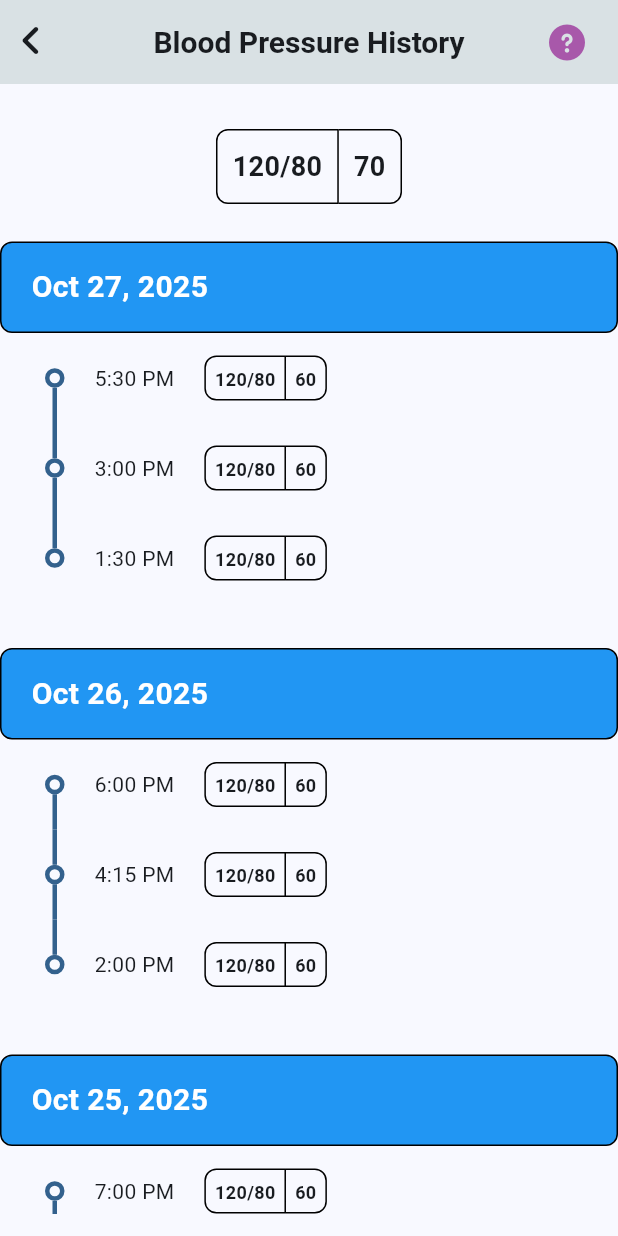
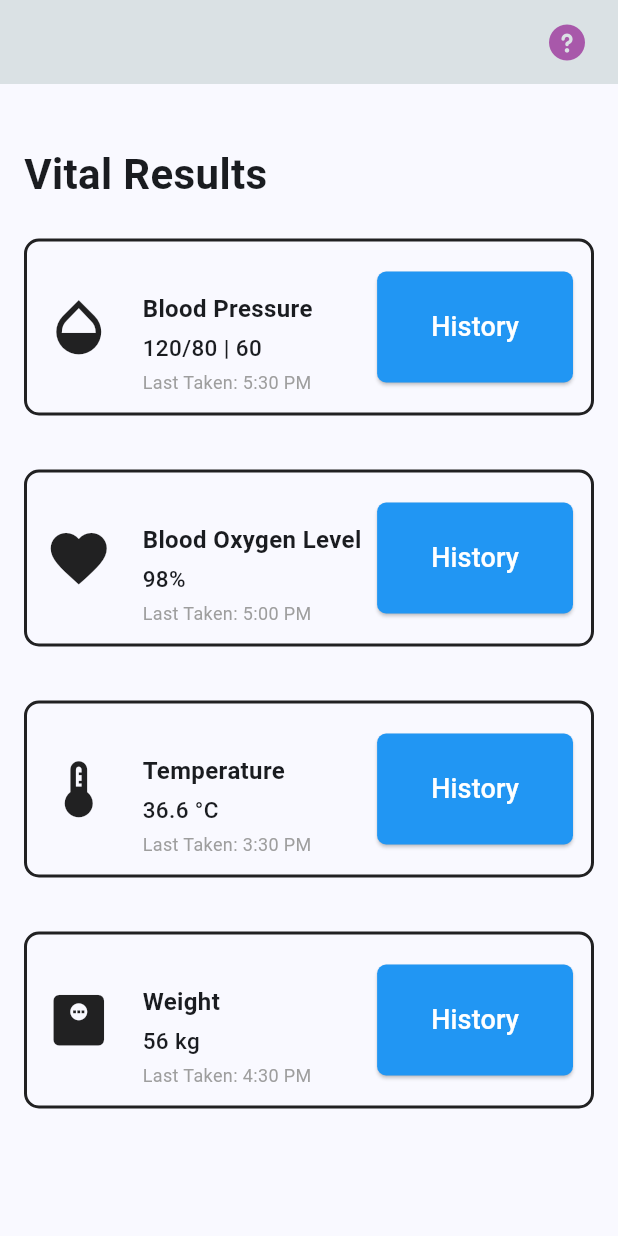
Before and after one commit to Yuzhiping00/flutter_hospital_at_home_practice, a Flutter app: the screen it shows after launch, on a phone screen of 412 x 824 dp. Run offline on Flutter 3.47's test engine with Material 3 defaults, Android fonts, the light colour scheme and no system bars; drawn by our look-alikes of timeline_tile; our stand-ins replace font_awesome_flutter.

Commit message:
Created Vital Results page without bottom navigation bar yet, and navigate to next page after clicking History button

```diff
--- a/lib/blood_pressure_result_date.dart
+++ b/lib/blood_pressure_result_date.dart
@@ -7,7 +7,12 @@ class BloodPressureResultDate extends StatelessWidget {
   Widget build(BuildContext context) {
     return Container(
       decoration: BoxDecoration(
-        color: Colors.blue, // Background color of the container
+        color: Color.fromRGBO(
+          43,
+          120,
+          228,
+          1,
+        ), // Background color of the container
         border: Border.all(
           color: Colors.black, // Color of the border
           width: 1.0, // Width of the border
--- a/lib/custom_app_bar.dart
+++ b/lib/custom_app_bar.dart
@@ -15,10 +15,10 @@ class CustomAppBar extends StatelessWidget implements PreferredSizeWidget {
         style: TextStyle(fontSize: 20, fontWeight: FontWeight.bold),
       ),
       centerTitle: true,
-      leading: Padding(
-        padding: const EdgeInsets.all(15.0),
-        child: FaIcon(FontAwesomeIcons.angleLeft),
-      ),
+      // leading: Padding(
+      //   padding: const EdgeInsets.all(15.0),
+      //   child: FaIcon(FontAwesomeIcons.angleLeft),
+      // ),
       actions: <Widget>[
         Padding(
           padding: const EdgeInsets.only(right: 10),
--- a/lib/main.dart
+++ b/lib/main.dart
@@ -1,6 +1,5 @@
 import 'package:flutter/material.dart';
-import 'custom_app_bar.dart';
-import 'blood_pressure_all_results.dart';
+import 'vital_results_page.dart';
 
 void main() {
   runApp(const MyApp());
@@ -16,39 +15,11 @@ class MyApp extends StatelessWidget {
       debugShowCheckedModeBanner: false,
       theme: ThemeData(
         colorScheme: ColorScheme.fromSeed(
-          seedColor: Colors.lightBlueAccent.shade700,
+          seedColor: Color.fromRGBO(43, 120, 228, 1),
         ),
       ),
-      home: VitalHistory(appBarTitle: 'Blood Pressure History'),
+      // home: VitalHistory(appBarTitle: 'Blood Pressure History'),
+      home: VitalResultsPage(appBarTitle: '', pageTitle: "Vital Results"),
     );
   }
 }
-
-// title is duplicated -> fix it later
-class VitalHistory extends StatelessWidget {
-  final String appBarTitle;
-  final List<Map<String, dynamic>> bloodPressureData = [
-    {
-      "date": "Oct 27, 2025",
-      "times": ["5:30 PM", "3:00 PM", "1:30 PM"],
-    },
-    {
-      "date": "Oct 26, 2025",
-      "times": ["6:00 PM", "4:15 PM", "2:00 PM"],
-    },
-    {
-      "date": "Oct 25, 2025",
-      "times": ["7:00 PM", "5:00 PM"],
-    },
-  ];
-
-  VitalHistory({super.key, required this.appBarTitle});
-
-  @override
-  Widget build(BuildContext context) {
-    return Scaffold(
-      appBar: CustomAppBar(appBarTitle: appBarTitle),
-      body: BloodPressureAllResults(bloodPressureData: bloodPressureData),
-    );
-  }
-}
--- /dev/null
+++ b/lib/vital_history.dart
@@ -0,0 +1,31 @@
+import 'package:flutter/material.dart';
+import 'custom_app_bar.dart';
+import 'blood_pressure_all_results.dart';
+
+class VitalHistory extends StatelessWidget {
+  final String appBarTitle;
+  final List<Map<String, dynamic>> bloodPressureData = [
+    {
+      "date": "Oct 27, 2025",
+      "times": ["5:30 PM", "3:00 PM", "1:30 PM"],
+    },
+    {
+      "date": "Oct 26, 2025",
+      "times": ["6:00 PM", "4:15 PM", "2:00 PM"],
+    },
+    {
+      "date": "Oct 25, 2025",
+      "times": ["7:00 PM", "5:00 PM"],
+    },
+  ];
+
+  VitalHistory({super.key, required this.appBarTitle});
+
+  @override
+  Widget build(BuildContext context) {
+    return Scaffold(
+      appBar: CustomAppBar(appBarTitle: appBarTitle),
+      body: BloodPressureAllResults(bloodPressureData: bloodPressureData),
+    );
+  }
+}
--- /dev/null
+++ b/lib/vital_result_card.dart
@@ -0,0 +1,89 @@
+import 'package:flutter/material.dart';
+
+class VitalResultCard extends StatelessWidget {
+  final IconData icon;
+  final String title;
+  final String value;
+  final String lastTaken;
+  final VoidCallback onHistoryTap;
+  const VitalResultCard({
+    super.key,
+    required this.icon,
+    required this.title,
+    required this.value,
+    required this.lastTaken,
+    required this.onHistoryTap,
+  });
+  @override
+  Widget build(BuildContext context) {
+    return Container(
+      margin: const EdgeInsets.symmetric(horizontal: 16, vertical: 8),
+      decoration: BoxDecoration(
+        border: Border.all(color: Colors.black87, width: 2),
+        borderRadius: BorderRadius.circular(10),
+      ),
+      child: Padding(
+        padding: const EdgeInsets.all(12),
+        child: Row(
+          mainAxisAlignment: MainAxisAlignment.spaceBetween,
+          crossAxisAlignment: CrossAxisAlignment.center,
+          children: [
+            // Left: Icon + Title/Values/LastTaken
+            Row(
+              crossAxisAlignment: CrossAxisAlignment.center,
+              children: [
+                Icon(icon, size: 45, color: Colors.black87),
+                const SizedBox(width: 20),
+                Column(
+                  crossAxisAlignment: CrossAxisAlignment.start,
+                  mainAxisAlignment: MainAxisAlignment.center,
+                  children: [
+                    Text(""),
+                    Text(
+                      title,
+                      style: const TextStyle(
+                        fontSize: 16,
+                        fontWeight: FontWeight.bold,
+                      ),
+                    ),
+                    const SizedBox(height: 4),
+                    Text(
+                      value,
+                      style: const TextStyle(
+                        fontSize: 15,
+                        fontWeight: FontWeight.w500,
+                      ),
+                    ),
+                    const SizedBox(height: 4),
+                    Text(
+                      'Last Taken: $lastTaken',
+                      style: const TextStyle(fontSize: 12, color: Colors.grey),
+                    ),
+                  ],
+                ),
+              ],
+            ),
+            // Right: History button
+            ElevatedButton(
+              onPressed: onHistoryTap,
+              style: ElevatedButton.styleFrom(
+                backgroundColor: Colors.blue,
+                padding: const EdgeInsets.symmetric(
+                  horizontal: 36,
+                  vertical: 24,
+                ),
+                shape: RoundedRectangleBorder(
+                  borderRadius: BorderRadius.circular(6),
+                ),
+              ),
+              child: const Text(
+                'History',
+                style: TextStyle(color: Colors.white, fontSize: 18),
+              ),
+            ),
+          ],
+        ),
+      ),
+    );
+  }
+}
--- /dev/null
+++ b/lib/vital_results_page.dart
@@ -0,0 +1,74 @@
+import 'package:flutter/material.dart';
+import 'package:flutter_hospital_at_home_practice/vital_history.dart';
+import 'package:flutter_hospital_at_home_practice/vital_result_card.dart';
+import 'custom_app_bar.dart';
+
+class VitalResultsPage extends StatelessWidget {
+  const VitalResultsPage({
+    super.key,
+    required this.appBarTitle,
+    required this.pageTitle,
+  });
+  final String appBarTitle;
+  final String pageTitle;
+
+  @override
+  Widget build(BuildContext context) {
+    return Scaffold(
+      appBar: CustomAppBar(appBarTitle: appBarTitle),
+      body: ListView(
+        children: [
+          //page title
+          Container(
+            margin: EdgeInsets.only(top: 40, bottom: 15, left: 16, right: 16),
+            child: Text(
+              pageTitle,
+              textAlign: TextAlign.left,
+              style: TextStyle(fontSize: 28, fontWeight: FontWeight.bold),
+            ),
+          ),
+          VitalResultCard(
+            icon: Icons.opacity, // blood pressure drop icon
+            title: 'Blood Pressure',
+            value: '120/80 | 60',
+            lastTaken: '5:30 PM',
+            onHistoryTap: () {
+              Navigator.push(
+                context,
+                MaterialPageRoute(
+                  builder: (context) =>
+                      VitalHistory(appBarTitle: "Blood Pressure History"),
+                ),
+              );
+            },
+          ),
+          SizedBox(height: 20),
+          VitalResultCard(
+            icon: Icons.favorite, // heart icon for oxygen
+            title: 'Blood Oxygen Level',
+            value: '98%',
+            lastTaken: '5:00 PM',
+            onHistoryTap: () {},
+          ),
+
+          SizedBox(height: 20),
+          VitalResultCard(
+            icon: Icons.thermostat, // thermometer icon
+            title: 'Temperature',
+            value: '36.6 °C',
+            lastTaken: '3:30 PM',
+            onHistoryTap: () {},
+          ),
+          SizedBox(height: 20),
+          VitalResultCard(
+            icon: Icons.monitor_weight, // weight icon
+            title: 'Weight',
+            value: '56 kg',
+            lastTaken: '4:30 PM',
+            onHistoryTap: () {},
+          ),
+        ],
+      ),
+    );
+  }
+}
```
